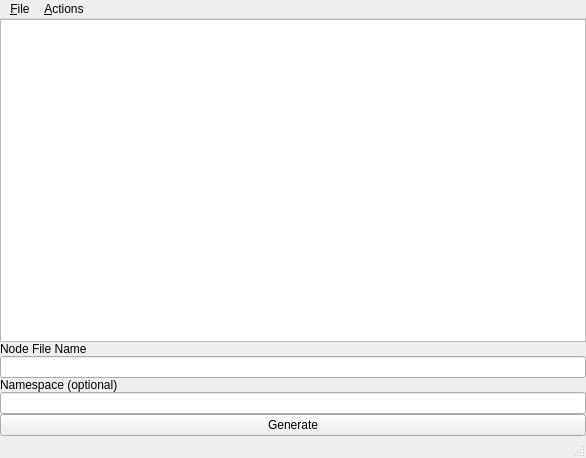
This is gui_dev/editabletreemodelRMC/mainwindow.ui in GOFIRST-Robotics/NASA-RMC-2020-NorthstarRobotics as Qt 5 draws it before an edit. The edited form follows.
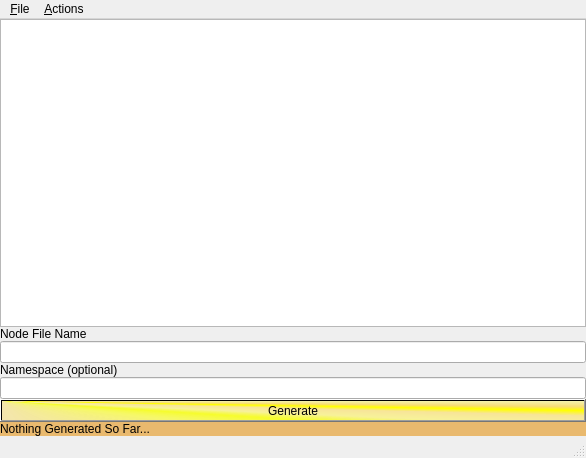
This is the edited form.

The edit to the form file:
```diff
--- a/gui_dev/editabletreemodelRMC/mainwindow.ui
+++ b/gui_dev/editabletreemodelRMC/mainwindow.ui
@@ -13,6 +13,9 @@
   <property name="windowTitle">
    <string>Editable Tree Model</string>
   </property>
+  <property name="styleSheet">
+   <string notr="true">MainWindow {background: rgb(193, 125, 17)}</string>
+  </property>
   <widget class="QWidget" name="centralwidget">
    <layout class="QVBoxLayout">
     <property name="spacing">
@@ -32,6 +35,9 @@
     </property>
     <item>
      <widget class="QTreeView" name="view">
+      <property name="styleSheet">
+       <string notr="true">QLineEdit { background: color:rgb(238,238,236)}</string>
+      </property>
       <property name="alternatingRowColors">
        <bool>true</bool>
       </property>
@@ -75,11 +81,25 @@
     </item>
     <item>
      <widget class="QPushButton" name="pushButton_2">
+      <property name="styleSheet">
+       <string notr="true">QPushButton { background:qconicalgradient(cx:0, cy:0, angle:135, stop:0 rgba(255, 200, 0, 69), stop:0.375 rgba(255, 200, 0, 69), stop:0.423533 rgba(251, 255, 0, 145), stop:0.45 rgba(247, 255, 0, 208), stop:0.477581 rgba(255, 244, 71, 130), stop:0.518717 rgba(255, 218, 71, 130), stop:0.55 rgba(255, 255, 0, 255), stop:0.57754 rgba(255, 203, 0, 130), stop:0.625 rgba(255, 255, 0, 69), stop:1 rgba(255, 255, 0, 69))}</string>
+      </property>
       <property name="text">
        <string>Generate</string>
       </property>
      </widget>
     </item>
+    <item>
+     <widget class="QLabel" name="label_3">
+      <property name="styleSheet">
+       <string notr="true"> QLabel { background: rgb(233, 185, 110)}
+</string>
+      </property>
+      <property name="text">
+       <string>Nothing Generated So Far...</string>
+      </property>
+     </widget>
+    </item>
    </layout>
   </widget>
   <widget class="QMenuBar" name="menubar">
```
Left out of the diff: 6 changed lines with no effect on the pictures.
